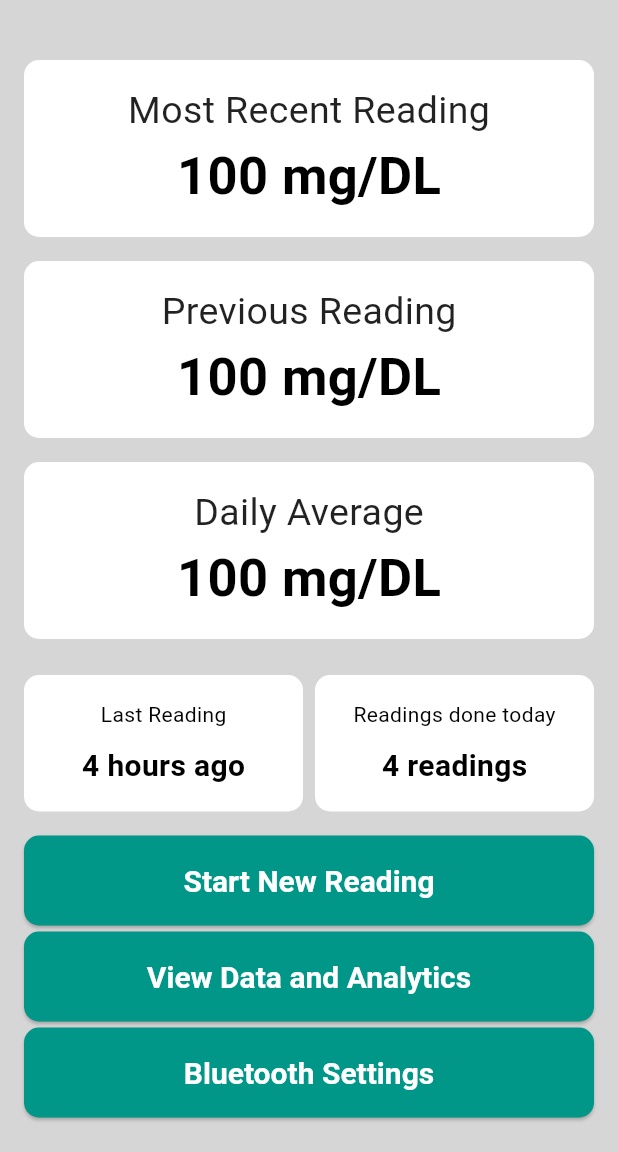
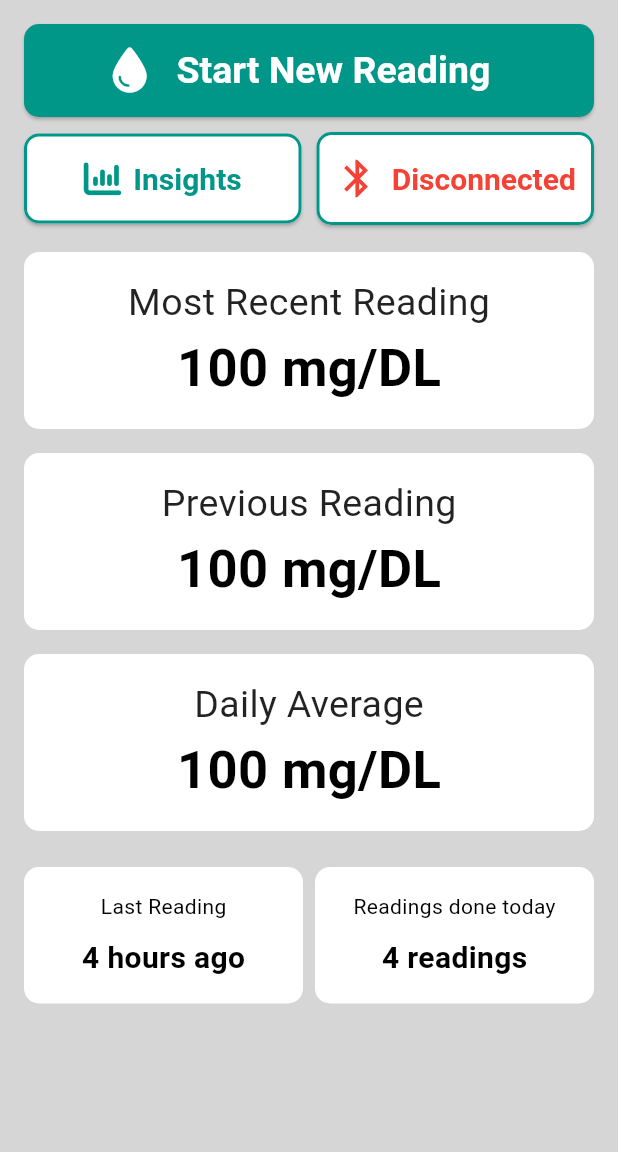
Before and after one commit to RicePandaaaa/KHealth, a Flutter app: the screen it shows after launch, on a phone screen of 412 x 824 dp, the part 84-1236 px from its top. Run offline on Flutter 3.47's test engine with Material 3 defaults, Android fonts, the phone set to English and light mode, and no system bars; our stand-ins replace flutter_blue_plus, font_awesome_flutter, permission_handler.

Commit message:
Rebuild home screen

```diff
--- a/android_app/lib/screens/home_screen.dart
+++ b/android_app/lib/screens/home_screen.dart
@@ -3,6 +3,7 @@ import 'button_screen.dart';
 import 'data_screen.dart';
 import 'bluetooth_screen.dart';
 import '../services/bluetooth_manager.dart';
+import 'package:font_awesome_flutter/font_awesome_flutter.dart';
 
 class HomeScreen extends StatelessWidget {
   const HomeScreen({super.key});
@@ -47,9 +48,123 @@ class HomeScreen extends StatelessWidget {
           padding: const EdgeInsets.all(16.0),
           child: Column(
             children: [
+              SizedBox(
+                width: double.infinity,
+                child: ElevatedButton(
+                  style: ElevatedButton.styleFrom(
+                    shape: RoundedRectangleBorder(
+                      borderRadius: BorderRadius.circular(10),
+                    ),
+                    minimumSize: const Size.fromHeight(60),
+                    padding: const EdgeInsets.symmetric(vertical: 16),
+                  ),
+                  onPressed: () {
+                    Navigator.push(
+                      context,
+                      MaterialPageRoute(builder: (context) => const ButtonScreen()),
+                    );
+                  },
+                  child: Row(
+                    mainAxisAlignment: MainAxisAlignment.center,
+                    children: [
+                      FaIcon(FontAwesomeIcons.droplet, size: 30),
+                      const SizedBox(width: 20),
+                      const Text(
+                        "Start New Reading",
+                        style: TextStyle(fontSize: 25, fontWeight: FontWeight.bold),
+                      ),
+                      const SizedBox(width: 10),
+                    ],
+                  ),
+                ),
+              ),
+              const SizedBox(height: 10),
+              // Row of three buttons
+              Row(
+                children: [
+                  Expanded(
+                    child: ElevatedButton(
+                      style: ElevatedButton.styleFrom(
+                        backgroundColor: Colors.white,
+                        foregroundColor: Colors.teal,
+                        side: const BorderSide(color: Colors.teal, width: 2.0),
+                        shape: RoundedRectangleBorder(
+                          borderRadius: BorderRadius.circular(10),
+                        ),
+                        minimumSize: const Size(0, 60),
+                        padding: const EdgeInsets.symmetric(vertical: 16),
+                      ),
+                      onPressed: () {
+                        Navigator.push(
+                          context,
+                          MaterialPageRoute(builder: (context) => const DataScreen()),
+                        );
+                      },
+                      child: Row(
+                        mainAxisSize: MainAxisSize.min,
+                        children: [
+                          FaIcon(FontAwesomeIcons.chartColumn, size: 25),
+                          const SizedBox(width: 8),
+                          const Text(
+                            "Insights",
+                            style: TextStyle(fontSize: 20, fontWeight: FontWeight.bold),
+                          ),
+                        ],
+                      ),
+                    ),
+                  ),
+                  const SizedBox(width: 10),
+                  Expanded(
+                    child: ElevatedButton(
+                      style: ElevatedButton.styleFrom(
+                        backgroundColor: Colors.white,
+                        foregroundColor: Colors.teal,
+                        side: const BorderSide(color: Colors.teal, width: 2.0),
+                        shape: RoundedRectangleBorder(
+                          borderRadius: BorderRadius.circular(10),
+                        ),
+                        minimumSize: const Size(0, 60),
+                        padding: const EdgeInsets.symmetric(vertical: 16),
+                      ),
+                      onPressed: () {
+                        Navigator.push(
+                          context,
+                          MaterialPageRoute(builder: (context) => const BluetoothScreen()),
+                        );
+                      },
+                      child: Row(
+                        mainAxisAlignment: MainAxisAlignment.center,
+                        mainAxisSize: MainAxisSize.min,
+                        children: [
+                          Icon(
+                            Icons.bluetooth,
+                            color: BluetoothManager().connectedDevice != null
+                                ? Colors.blue
+                                : Colors.red,
+                            size: 30,
+                          ),
+                          const SizedBox(width: 8),
+                          Text(
+                            BluetoothManager().connectedDevice != null
+                                ? "Connected"
+                                : "Disconnected",
+                            style: TextStyle(
+                              fontSize: 20,
+                              fontWeight: FontWeight.bold,
+                              color: BluetoothManager().connectedDevice != null
+                                ? Colors.blue
+                                : Colors.red,
+                            ),
+                          ),
+                        ],
+                      ),
+                    ),
+                  ),
+                ],
+              ),
               // First segment: Column with three white containers.
               Padding(
-                padding: const EdgeInsets.only(top: 16.0, bottom: 16.0),
+                padding: const EdgeInsets.only(top: 10.0, bottom: 16.0),
                 child: Column(
                   children: [
                     Container(
@@ -209,81 +324,6 @@ class HomeScreen extends StatelessWidget {
                   ),
                 ],
               ),
-              const SizedBox(height: 16),
-              // Third segment: Column with three ElevatedButtons.
-              Column(
-                children: [
-                  SizedBox(
-                    width: double.infinity,
-                    child: ElevatedButton(
-                      style: ElevatedButton.styleFrom(
-                        shape: RoundedRectangleBorder(
-                          borderRadius: BorderRadius.circular(10),
-                        ),
-                        minimumSize: const Size.fromHeight(60),
-                        padding: const EdgeInsets.symmetric(vertical: 16),
-                      ),
-                      onPressed: () {
-                        Navigator.push(
-                          context,
-                          MaterialPageRoute(builder: (context) => const ButtonScreen()),
-                        );
-                      },
-                      child: const Text("Start New Reading", style: TextStyle(fontSize: 20, fontWeight: FontWeight.bold)),
-                    ),
-                  ),
-                  const SizedBox(height: 4),
-                  SizedBox(
-                    width: double.infinity,
-                    child: ElevatedButton(
-                      style: ElevatedButton.styleFrom(
-                        shape: RoundedRectangleBorder(
-                          borderRadius: BorderRadius.circular(10),
-                        ),
-                        minimumSize: const Size.fromHeight(60),
-                        padding: const EdgeInsets.symmetric(vertical: 16),
-                      ),
-                      onPressed: () {
-                        Navigator.push(
-                          context,
-                          MaterialPageRoute(builder: (context) => const DataScreen()),
-                        );
-                      },
-                      child: const Text("View Data and Analytics", style: TextStyle(fontSize: 20, fontWeight: FontWeight.bold)),
-                    ),
-                  ),
-                  const SizedBox(height: 4),
-                  SizedBox(
-                    width: double.infinity,
-                    child: ElevatedButton(
-                      style: ElevatedButton.styleFrom(
-                        shape: RoundedRectangleBorder(
-                          borderRadius: BorderRadius.circular(10),
-                        ),
-                        minimumSize: const Size.fromHeight(60),
-                        padding: const EdgeInsets.symmetric(vertical: 16),
-                      ),
-                      onPressed: () {
-                        Navigator.push(
-                          context,
-                          MaterialPageRoute(builder: (context) => const BluetoothScreen()),
-                        );
-                      },
-                      child: const Text("Bluetooth Settings", style: TextStyle(fontSize: 20, fontWeight: FontWeight.bold)),
-                    ),
-                  ),
-                ],
-              ),
-              const SizedBox(height: 32),
-              // Version number retained at the bottom.
-              const Text(
-                'Version 1.1.0',
-                style: TextStyle(
-                  color: Colors.black,
-                  fontSize: 14,
-                  fontStyle: FontStyle.italic,
-                ),
-              ),
             ],
           ),
         ),
--- a/android_app/pubspec.yaml
+++ b/android_app/pubspec.yaml
@@ -31,6 +31,7 @@ dependencies:
   flutter_blue_plus: ^1.3.0
   permission_handler: ^11.0.1
   path_provider: ^2.1.5
+  font_awesome_flutter: ^10.1.0
   flutter:
     sdk: flutter
 
```
Also changed, not shown: android_app/pubspec.lock.
